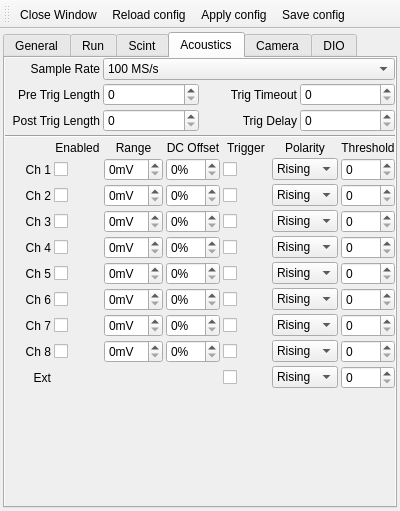
This is ui/settingswindow.ui in SBC-Collaboration/SBC-RunControl as Qt 5 draws it before an edit. The edited form follows.
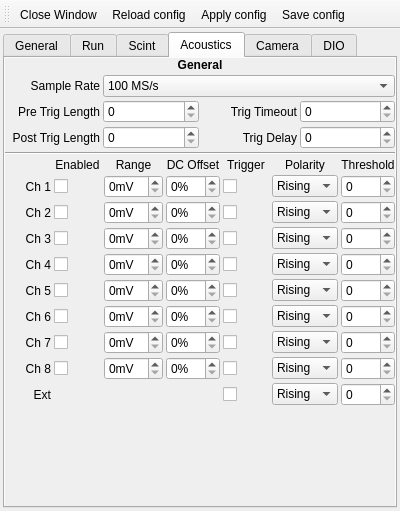
This is the edited form. The open tabs and pages were chosen to show the change. Icons and pictures are not drawn.

Commit message: Add config for acoustics and etc

What changed in the file:
```diff
--- a/ui/settingswindow.ui
+++ b/ui/settingswindow.ui
@@ -1295,61 +1295,10 @@
             </property>
             <item>
              <layout class="QGridLayout" name="acous_general_grid">
-              <item row="1" column="0">
-               <widget class="QLabel" name="acous_pre_trig_label">
-                <property name="text">
-                 <string>Pre Trig Length</string>
-                </property>
-                <property name="alignment">
-                 <set>Qt::AlignRight|Qt::AlignTrailing|Qt::AlignVCenter</set>
-                </property>
-                <property name="buddy">
-                 <cstring>acous_pre_trig_box</cstring>
-                </property>
-               </widget>
+              <item row="3" column="3">
+               <widget class="QSpinBox" name="acous_trig_delay_box"/>
               </item>
-              <item row="0" column="1" colspan="3">
-               <widget class="QComboBox" name="acous_sample_rate_box">
-                <item>
-                 <property name="text">
-                  <string>100 MS/s</string>
-                 </property>
-                </item>
-               </widget>
-              </item>
-              <item row="0" column="0">
-               <widget class="QLabel" name="acous_sample_rate_label">
-                <property name="text">
-                 <string>Sample Rate</string>
-                </property>
-                <property name="alignment">
-                 <set>Qt::AlignRight|Qt::AlignTrailing|Qt::AlignVCenter</set>
-                </property>
-                <property name="buddy">
-                 <cstring>acous_sample_rate_box</cstring>
-                </property>
-               </widget>
-              </item>
-              <item row="1" column="1">
-               <widget class="QSpinBox" name="acous_pre_trig_box"/>
-              </item>
-              <item row="1" column="2">
-               <widget class="QLabel" name="acous_trig_timeout_label">
-                <property name="text">
-                 <string>Trig Timeout</string>
-                </property>
-                <property name="alignment">
-                 <set>Qt::AlignRight|Qt::AlignTrailing|Qt::AlignVCenter</set>
-                </property>
-                <property name="buddy">
-                 <cstring>acous_trig_timeout_box</cstring>
-                </property>
-               </widget>
-              </item>
-              <item row="1" column="3">
-               <widget class="QSpinBox" name="acous_trig_timeout_box"/>
-              </item>
-              <item row="2" column="0">
+              <item row="3" column="0">
                <widget class="QLabel" name="acous_post_trig_label">
                 <property name="text">
                  <string>Post Trig Length</string>
@@ -1362,10 +1311,7 @@
                 </property>
                </widget>
               </item>
-              <item row="2" column="1">
-               <widget class="QSpinBox" name="acous_post_trig_box"/>
-              </item>
-              <item row="2" column="2">
+              <item row="3" column="2">
                <widget class="QLabel" name="acous_trig_delay_label">
                 <property name="text">
                  <string>Trig Delay</string>
@@ -1378,8 +1324,77 @@
                 </property>
                </widget>
               </item>
+              <item row="2" column="2">
+               <widget class="QLabel" name="acous_trig_timeout_label">
+                <property name="text">
+                 <string>Trig Timeout</string>
+                </property>
+                <property name="alignment">
+                 <set>Qt::AlignRight|Qt::AlignTrailing|Qt::AlignVCenter</set>
+                </property>
+                <property name="buddy">
+                 <cstring>acous_trig_timeout_box</cstring>
+                </property>
+               </widget>
+              </item>
+              <item row="3" column="1">
+               <widget class="QSpinBox" name="acous_post_trig_box"/>
+              </item>
+              <item row="2" column="1">
+               <widget class="QSpinBox" name="acous_pre_trig_box"/>
+              </item>
+              <item row="1" column="0">
+               <widget class="QLabel" name="acous_sample_rate_label">
+                <property name="text">
+                 <string>Sample Rate</string>
+                </property>
+                <property name="alignment">
+                 <set>Qt::AlignRight|Qt::AlignTrailing|Qt::AlignVCenter</set>
+                </property>
+                <property name="buddy">
+                 <cstring>acous_sample_rate_box</cstring>
+                </property>
+               </widget>
+              </item>
               <item row="2" column="3">
-               <widget class="QSpinBox" name="acous_trig_delay_box"/>
+               <widget class="QSpinBox" name="acous_trig_timeout_box"/>
+              </item>
+              <item row="1" column="1" colspan="3">
+               <widget class="QComboBox" name="acous_sample_rate_box">
+                <item>
+                 <property name="text">
+                  <string>100 MS/s</string>
+                 </property>
+                </item>
+               </widget>
+              </item>
+              <item row="2" column="0">
+               <widget class="QLabel" name="acous_pre_trig_label">
+                <property name="text">
+                 <string>Pre Trig Length</string>
+                </property>
+                <property name="alignment">
+                 <set>Qt::AlignRight|Qt::AlignTrailing|Qt::AlignVCenter</set>
+                </property>
+                <property name="buddy">
+                 <cstring>acous_pre_trig_box</cstring>
+                </property>
+               </widget>
+              </item>
+              <item row="0" column="0" colspan="4">
+               <widget class="QLabel" name="label">
+                <property name="font">
+                 <font>
+                  <bold>true</bold>
+                 </font>
+                </property>
+                <property name="text">
+                 <string>General</string>
+                </property>
+                <property name="alignment">
+                 <set>Qt::AlignCenter</set>
+                </property>
+               </widget>
               </item>
              </layout>
             </item>
```
Left out of the diff: 2 changed lines with no effect on the pictures. The commit also changes 2 other files.
